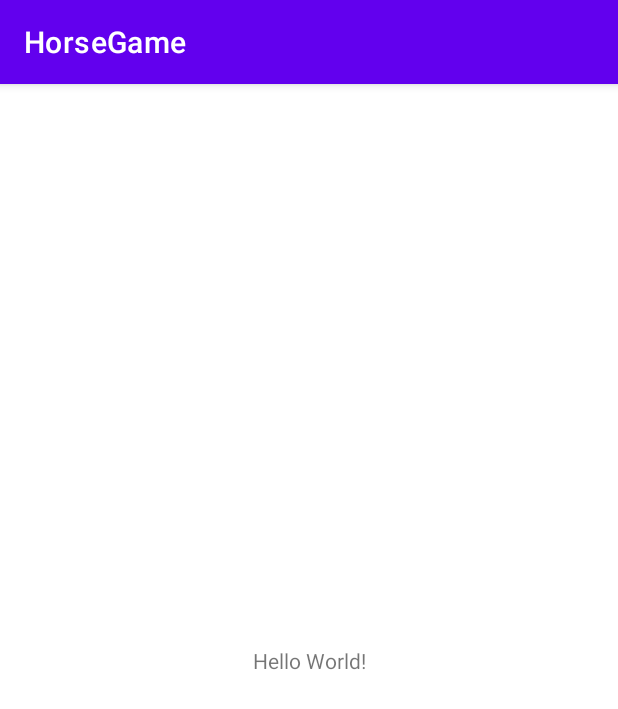
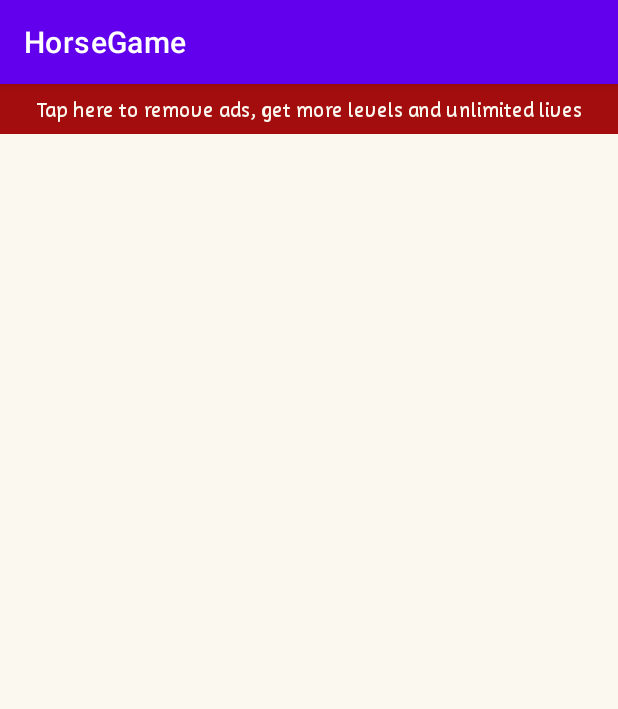
Before and after one commit to Yo1320/HorseGame, an Android app: the screen it shows after launch (MainActivity), on a phone screen of 412 x 824 dp. Shown: the top 709 px of the screen. Run offline under Robolectric (Android 15) with nearby library versions, the phone set to English and light mode, and no system bars.

Commit message:
Se crea la estructura global o padre y se agregan los Strings

```diff
--- a/app/src/main/res/layout/activity_main.xml
+++ b/app/src/main/res/layout/activity_main.xml
@@ -1,18 +1,57 @@
 <?xml version="1.0" encoding="utf-8"?>
-<androidx.constraintlayout.widget.ConstraintLayout xmlns:android="http://schemas.android.com/apk/res/android"
+<RelativeLayout xmlns:android="http://schemas.android.com/apk/res/android"
     xmlns:app="http://schemas.android.com/apk/res-auto"
     xmlns:tools="http://schemas.android.com/tools"
     android:layout_width="match_parent"
     android:layout_height="match_parent"
+    android:background="@color/app_color_light"
+    android:id="@+id/rlScreen"
     tools:context=".MainActivity">
 
-    <TextView
-        android:layout_width="wrap_content"
+    <LinearLayout
+        android:id="@+id/lyPremium"
+        android:layout_width="match_parent"
         android:layout_height="wrap_content"
-        android:text="Hello World!"
-        app:layout_constraintBottom_toBottomOf="parent"
-        app:layout_constraintEnd_toEndOf="parent"
-        app:layout_constraintStart_toStartOf="parent"
-        app:layout_constraintTop_toTopOf="parent" />
+        android:orientation="vertical"
+        android:layout_alignParentTop="true">
+        <TextView
+            android:id="@+id/tvPremium"
+            android:layout_width="match_parent"
+            android:layout_height="wrap_content"
+            android:text="@string/premium"
+            android:fontFamily="@font/amaranth_regular"
+            android:background="@color/contrast_data"
+            android:textColor="@color/app_color_light"
+            android:textAlignment="center"
+            android:paddingTop="8dp"
+            android:paddingBottom="8dp">
 
-</androidx.constraintlayout.widget.ConstraintLayout>
+        </TextView>
+    </LinearLayout>
+
+    <ScrollView
+        android:id="@+id/svGame"
+        android:layout_width="match_parent"
+        android:layout_height="wrap_content"
+        android:layout_below="@+id/lyPremium"
+        android:paddingBottom="70dp">
+
+        <LinearLayout
+            android:layout_width="match_parent"
+            android:layout_height="match_parent"
+            android:orientation="vertical">
+        </LinearLayout>
+
+    </ScrollView>
+
+    <LinearLayout
+        android:id="@+id/lyAdsBanner"
+        android:layout_width="match_parent"
+        android:layout_height="wrap_content"
+        android:orientation="vertical"
+        android:layout_alignParentBottom="true">
+
+    </LinearLayout>
+
+
+</RelativeLayout>
--- a/app/src/main/res/values/strings.xml
+++ b/app/src/main/res/values/strings.xml
@@ -1,3 +1,19 @@
 <resources>
     <string name="app_name">HorseGame</string>
+
+    <string name="title">Horse Challenge</string>
+    <string name="level">Level</string>
+    <string name="moves">Moves</string>
+    <string name="time">Time</string>
+    <string name="lives">Lives</string>
+    <string name="options">Options</string>
+    <string name="instructions">Move the horse over board to complete all cells</string>
+    <string name="credits">Game created by Fernando Rangel</string>
+
+    <string name="premium">Tap here to remove ads, get more levels and unlimited lives</string>
+    <string name="premiumTitle">Get Premium Access Forever</string>
+    <string name="premiumBenefit1">No more Ads</string>
+    <string name="premiumBenefit2">Unlimited lives</string>
+    <string name="premiumBenefit3">Keep your reached level</string>
+    <string name="pay">PAY ONLY $1 NOW</string>
 </resources>
```
